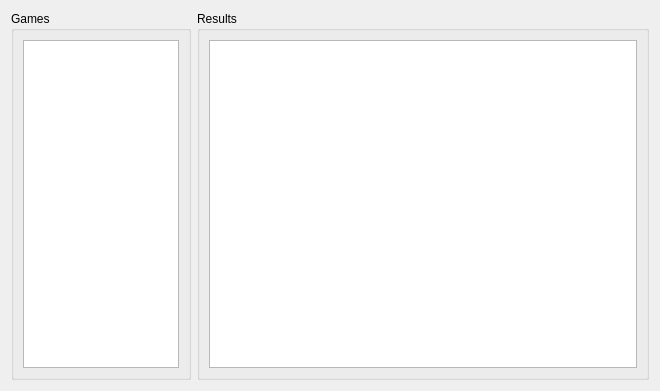
protoblock/protoblock, file cute-fantasy/previousweekwidget.ui: the form before one commit.
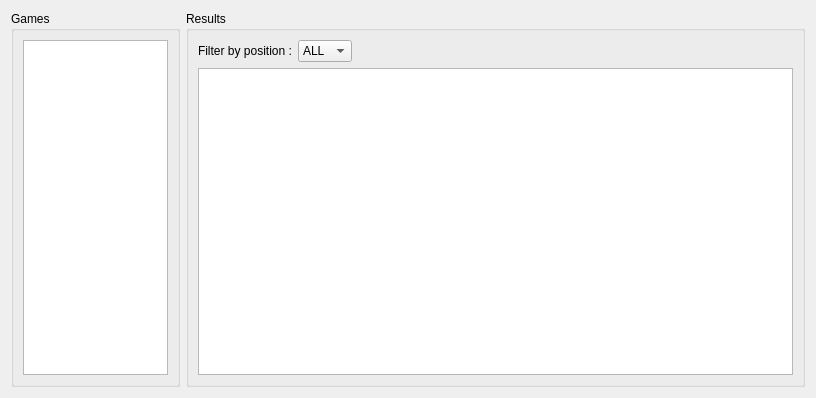
The form after the commit.

Commit message: Remove libproto 2.6.1 include files. added selection filters to previous week results widget.

```diff
--- a/cute-fantasy/previousweekwidget.ui
+++ b/cute-fantasy/previousweekwidget.ui
@@ -6,8 +6,8 @@
    <rect>
     <x>0</x>
     <y>0</y>
-    <width>660</width>
-    <height>391</height>
+    <width>816</width>
+    <height>398</height>
    </rect>
   </property>
   <property name="windowTitle">
@@ -46,6 +46,65 @@
      </property>
      <layout class="QGridLayout" name="gridLayout_2">
       <item row="0" column="0">
+       <widget class="QLabel" name="label">
+        <property name="text">
+         <string>Filter by position :</string>
+        </property>
+       </widget>
+      </item>
+      <item row="0" column="1">
+       <widget class="QComboBox" name="myPositionComboBox">
+        <item>
+         <property name="text">
+          <string>ALL</string>
+         </property>
+        </item>
+        <item>
+         <property name="text">
+          <string>QB</string>
+         </property>
+        </item>
+        <item>
+         <property name="text">
+          <string>RB</string>
+         </property>
+        </item>
+        <item>
+         <property name="text">
+          <string>WR</string>
+         </property>
+        </item>
+        <item>
+         <property name="text">
+          <string>TE</string>
+         </property>
+        </item>
+        <item>
+         <property name="text">
+          <string>K</string>
+         </property>
+        </item>
+        <item>
+         <property name="text">
+          <string>DEF</string>
+         </property>
+        </item>
+       </widget>
+      </item>
+      <item row="0" column="2">
+       <spacer name="horizontalSpacer">
+        <property name="orientation">
+         <enum>Qt::Horizontal</enum>
+        </property>
+        <property name="sizeHint" stdset="0">
+         <size>
+          <width>446</width>
+          <height>20</height>
+         </size>
+        </property>
+       </spacer>
+      </item>
+      <item row="1" column="0" colspan="3">
        <widget class="QTableView" name="myProjectionTableView">
         <property name="selectionMode">
          <enum>QAbstractItemView::SingleSelection</enum>
```
The commit also changes 45 other files.
